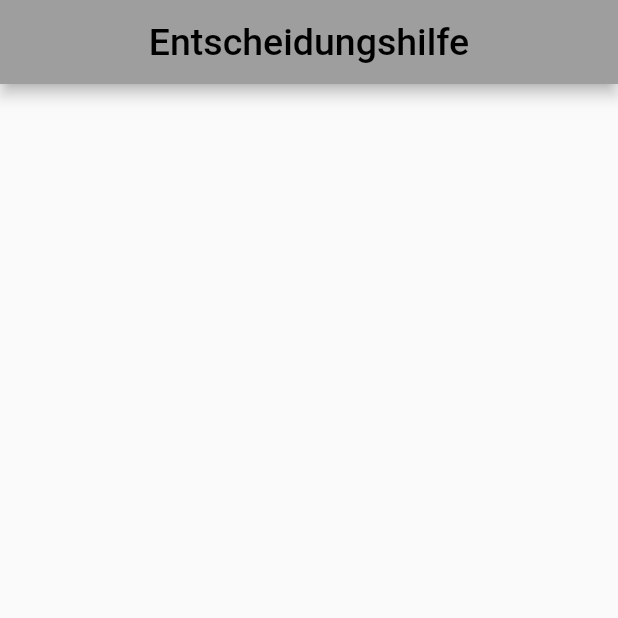
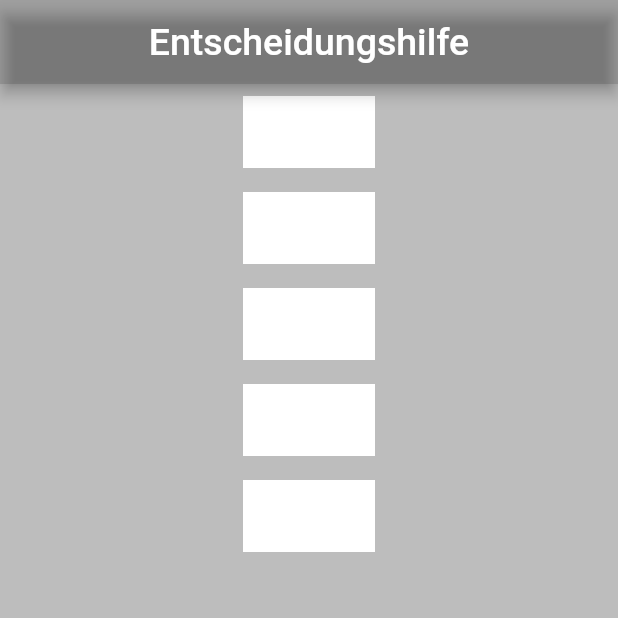
Before and after one commit to BogyMitutoyoCTL/Praktikums-App-2023-05, a Flutter app: the screen it shows after launch, on a phone screen of 412 x 824 dp, the top half of it. Run offline on Flutter 3.47's test engine with Material 2 defaults, Android fonts, the phone set to English and light mode, and no system bars.

Commit message:
Body mit Tasten

```diff
--- a/decision_making_app/lib/StartWidget.dart
+++ b/decision_making_app/lib/StartWidget.dart
@@ -10,13 +10,32 @@ class StartWidget extends StatefulWidget {
 class _StartWidgetState extends State<StartWidget> {
   @override
   Widget build(BuildContext context) {
+    List<Widget> buttons=[];
+    for(int i=0; i<5; i++)
+      {
+        buttons.add(Padding(
+          padding: const EdgeInsets.all(8.0),
+          child: Container(child: MaterialButton(onPressed: zufall), color: Colors.white,),
+        ),);
+      }
     return Scaffold(
       appBar: AppBar(
+        backgroundColor: Colors.black12,
         title: Center(
-          child: Text("Entscheidungshilfe", style: TextStyle(fontSize: 25),),
+          child: Padding(
+            padding: const EdgeInsets.all(10.0),
+            child: Text("Entscheidungshilfe", style: TextStyle(fontSize: 25, color: Colors.white),),
+          ),
         ),
       ),
-      body: MaterialButton(onPressed: zufall),
+      body:
+          Center(
+            child: Column(
+              children: buttons,
+            ),
+          ),
+
+      backgroundColor: Colors.black26,
 
     );
   }
```
